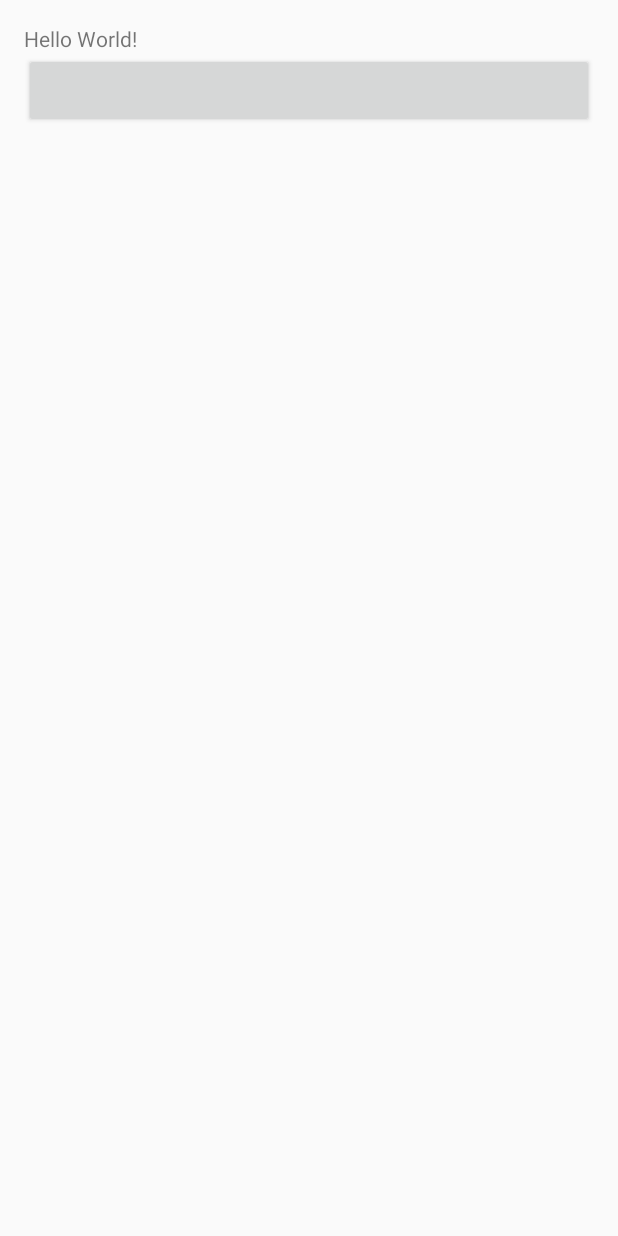
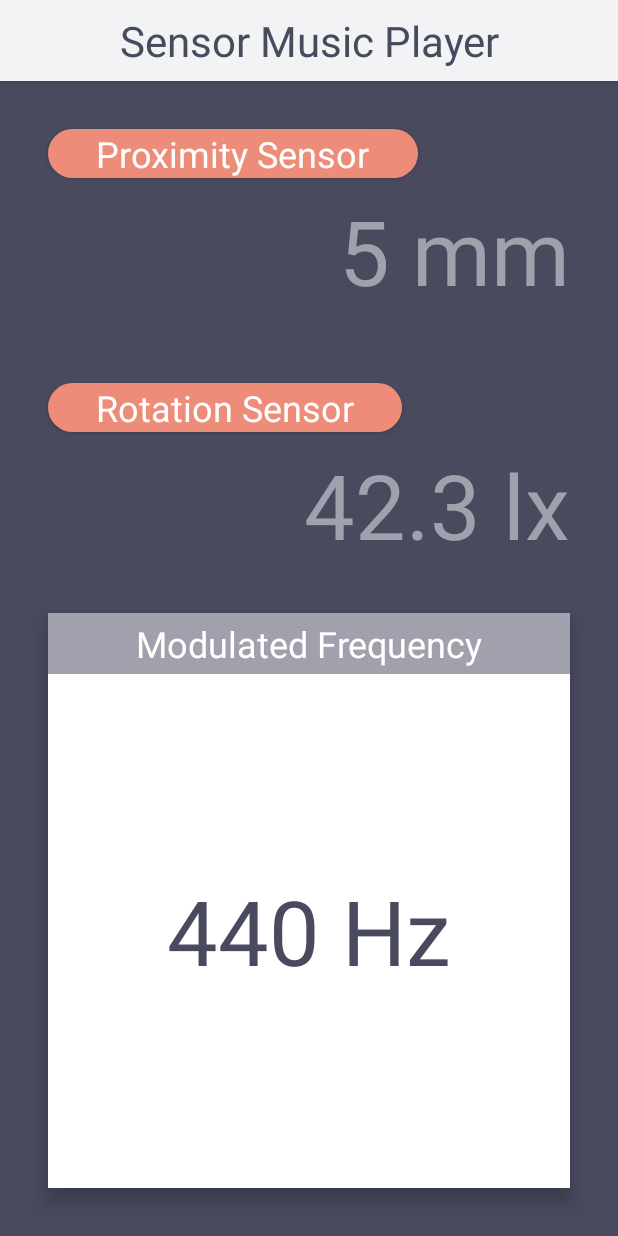
Before and after one commit to kyeong55/SensorMusicPlayer, an Android app: the screen it shows after launch (MainActivity), on a phone screen of 412 x 824 dp. Run offline under Robolectric (Android 15) with nearby library versions, the phone set to English and light mode, and no system bars; 4 statements that could not run were skipped.

Commit message:
Modified UI

```diff
--- a/app/src/main/java/com/example/taegyeong/sensormusicplayer/MainActivity.java
+++ b/app/src/main/java/com/example/taegyeong/sensormusicplayer/MainActivity.java
@@ -16,6 +16,9 @@ import android.os.Bundle;
 import android.util.Log;
 import android.view.View;
 import android.widget.Button;
+import android.widget.TextView;
+
+import org.w3c.dom.Text;
 
 public class MainActivity extends AppCompatActivity {
 
@@ -45,11 +48,36 @@ public class MainActivity extends AppCompatActivity {
         super.onCreate(savedInstanceState);
         setContentView(R.layout.activity_main);
 
-//        branBlack = Typeface.createFromAsset(getAssets(), "brandon_blk.otf");
-//        branBold = Typeface.createFromAsset(getAssets(), "brandon_bld.otf");
-//        branRegular = Typeface.createFromAsset(getAssets(), "brandon_med.otf");
-//        branLight = Typeface.createFromAsset(getAssets(), "brandon_reg.otf");
+        branBlack = Typeface.createFromAsset(getAssets(), "brandon_blk.otf");
+        branBold = Typeface.createFromAsset(getAssets(), "brandon_bld.otf");
+        branRegular = Typeface.createFromAsset(getAssets(), "brandon_med.otf");
+        branLight = Typeface.createFromAsset(getAssets(), "brandon_reg.otf");
 
+        TextView titleBar = (TextView) findViewById(R.id.title_bar);
+        TextView proximityLabel = (TextView) findViewById(R.id.proximity_subtitle);
+        TextView rotationLabel = (TextView) findViewById(R.id.roatation_subtitle);
+        TextView frequencyLabel = (TextView) findViewById(R.id.frequency_subtitle);
+        final TextView proximity = (TextView) findViewById(R.id.proximity);
+        final TextView rotation = (TextView) findViewById(R.id.rotation);
+        final TextView frequency = (TextView) findViewById(R.id.frequency);
+
+        assert titleBar != null;
+        assert proximityLabel != null;
+        assert rotationLabel != null;
+        assert frequencyLabel != null;
+        assert proximity != null;
+        assert rotation != null;
+        assert frequency != null;
+
+        titleBar.setTypeface(branBlack);
+        proximityLabel.setTypeface(branRegular);
+        rotationLabel.setTypeface(branRegular);
+        frequencyLabel.setTypeface(branRegular);
+        proximity.setTypeface(branBold);
+        rotation.setTypeface(branBold);
+        frequency.setTypeface(branBold);
+
+        /*
         Button b1 = (Button) findViewById(R.id.button1);
         assert b1!=null;
         b1.setOnClickListener(new View.OnClickListener() {
@@ -62,6 +90,7 @@ public class MainActivity extends AppCompatActivity {
                 running = !running;
             }
         });
+        */
 
         mSensorManager = (SensorManager) getSystemService(Context.SENSOR_SERVICE);
         proximityListener = new SensorEventListener() {
@@ -74,12 +103,14 @@ public class MainActivity extends AppCompatActivity {
 //                        audioTrack.play();
 //                    }
                     audioTrack.setVolume(10);
+                    proximity.setText("Far: " + proximityDistance + " cm");
                 } else {
 //                    if (running) {
 //                        running = false;
 //                        audioTrack.pause();
 //                    }
                     audioTrack.setVolume(0);
+                    proximity.setText("Near: " + proximityDistance + " cm");
                 }
             }
             @Override
@@ -89,7 +120,9 @@ public class MainActivity extends AppCompatActivity {
             @Override
             public void onSensorChanged(SensorEvent event) {
                 int freq = (int)(event.values[0]*260 + 440);
+                rotation.setText(printRotationDegree(event.values[0]) + "°");
                 if(freq != lastFreq){
+                    frequency.setText(freq + " Hz");
                     lastFreq = freq;
                     SoundGenTask task = new SoundGenTask();
                     task.execute(freq);
@@ -116,6 +149,12 @@ public class MainActivity extends AppCompatActivity {
             audioTrack.release();
         }
         super.onDestroy();
+    }
+
+    private float printRotationDegree(float degree){
+        int size = 10000;
+        int cutter = (int)(degree * size);
+        return ((float)cutter)/size;
     }
 
     private void registerSensor(int samplePeriod){
--- /dev/null
+++ b/app/src/main/res/drawable/subtitle_background.xml
@@ -0,0 +1,7 @@
+<?xml version="1.0" encoding="utf-8"?>
+<shape
+    xmlns:android="http://schemas.android.com/apk/res/android"
+    android:shape="rectangle">
+    <corners android:radius="50dp"/>
+    <solid android:color="@color/colorTheme4"/>
+</shape>
--- a/app/src/main/res/layout/activity_main.xml
+++ b/app/src/main/res/layout/activity_main.xml
@@ -3,20 +3,108 @@
     xmlns:tools="http://schemas.android.com/tools"
     android:layout_width="match_parent"
     android:layout_height="match_parent"
-    android:paddingBottom="@dimen/activity_vertical_margin"
-    android:paddingLeft="@dimen/activity_horizontal_margin"
-    android:paddingRight="@dimen/activity_horizontal_margin"
-    android:paddingTop="@dimen/activity_vertical_margin"
     tools:context="com.example.taegyeong.sensormusicplayer.MainActivity"
-    android:orientation="vertical">
+    android:orientation="vertical"
+    android:background="@color/colorTheme1">
 
     <TextView
+        android:id="@+id/title_bar"
+        android:layout_width="match_parent"
+        android:layout_height="wrap_content"
+        android:padding="8dp"
+        android:text="@string/app_name"
+        android:textColor="@color/colorTheme1"
+        android:textSize="28sp"
+        android:gravity="center_horizontal"
+        android:elevation="4dp"
+        android:background="@color/colorTheme3"/>
+    <TextView
+        android:id="@+id/proximity_subtitle"
         android:layout_width="wrap_content"
         android:layout_height="wrap_content"
-        android:text="Hello World!" />
+        android:paddingLeft="32dp"
+        android:paddingRight="32dp"
+        android:layout_marginTop="32dp"
+        android:layout_marginLeft="32dp"
+        android:layout_marginRight="32dp"
+        android:elevation="2dp"
+        android:background="@drawable/subtitle_background"
+        android:text="Proximity Sensor"
+        android:textSize="24sp"
+        android:textColor="@color/colorWhite"/>
+    <TextView
+        android:id="@+id/proximity"
+        android:layout_width="match_parent"
+        android:layout_height="wrap_content"
+        android:layout_marginTop="8dp"
+        android:layout_marginBottom="16dp"
+        android:layout_marginLeft="32dp"
+        android:layout_marginRight="32dp"
+        android:gravity="end"
+        android:text="5 mm"
+        android:textColor="@color/colorTheme2"
+        android:textSize="60sp"/>
 
+    <TextView
+        android:id="@+id/roatation_subtitle"
+        android:layout_width="wrap_content"
+        android:layout_height="wrap_content"
+        android:paddingLeft="32dp"
+        android:paddingRight="32dp"
+        android:layout_marginTop="32dp"
+        android:layout_marginLeft="32dp"
+        android:layout_marginRight="32dp"
+        android:elevation="2dp"
+        android:background="@drawable/subtitle_background"
+        android:text="Rotation Sensor"
+        android:textSize="24sp"
+        android:textColor="@color/colorWhite"/>
+    <TextView
+        android:id="@+id/rotation"
+        android:layout_width="match_parent"
+        android:layout_height="wrap_content"
+        android:layout_marginTop="8dp"
+        android:layout_marginBottom="0dp"
+        android:layout_marginLeft="32dp"
+        android:layout_marginRight="32dp"
+        android:gravity="end"
+        android:text="42.3 lx"
+        android:textColor="@color/colorTheme2"
+        android:textSize="60sp"/>
+
+    <LinearLayout
+        android:layout_width="match_parent"
+        android:layout_height="match_parent"
+        android:layout_marginTop="32dp"
+        android:layout_marginBottom="32dp"
+        android:layout_marginLeft="32dp"
+        android:layout_marginRight="32dp"
+        android:elevation="8dp"
+        android:background="@color/colorWhite"
+        android:orientation="vertical">
+        <TextView
+            android:id="@+id/frequency_subtitle"
+            android:layout_width="match_parent"
+            android:layout_height="wrap_content"
+            android:padding="4dp"
+            android:background="@color/colorTheme2"
+            android:gravity="center_horizontal"
+            android:text="Modulated Frequency"
+            android:textSize="24sp"
+            android:textColor="@color/colorWhite"/>
+        <TextView
+            android:id="@+id/frequency"
+            android:layout_width="match_parent"
+            android:layout_height="match_parent"
+            android:gravity="center"
+            android:text="440 Hz"
+            android:textSize="60sp"
+            android:textColor="@color/colorTheme1"/>
+    </LinearLayout>
+<!--
     <Button
         android:id="@+id/button1"
         android:layout_width="match_parent"
         android:layout_height="50dp" />
+        -->
 </LinearLayout>
--- a/app/src/main/res/values/colors.xml
+++ b/app/src/main/res/values/colors.xml
@@ -4,11 +4,11 @@
     <color name="colorPrimaryDark">#303F9F</color>
     <color name="colorAccent">#FF4081</color>
 
-    <color name="colorTheme1">#FEE78A</color>
-    <color name="colorTheme2">#FDC188</color>
-    <color name="colorTheme3">#FDA286</color>
-    <color name="colorTheme4">#FB607A</color>
-    <color name="colorTheme5">#FC297D</color>
+    <color name="colorTheme1">#494A5E</color>
+    <color name="colorTheme2">#A0A1AD</color>
+    <color name="colorTheme3">#F1F3F4</color>
+    <color name="colorTheme4">#EC8C79</color>
+    <color name="colorTheme5">#6D7082</color>
 
     <color name="colorText">#797979</color>
     <color name="colorBlack">#000000</color>
--- a/app/src/main/res/values/styles.xml
+++ b/app/src/main/res/values/styles.xml
@@ -3,14 +3,14 @@
     <!-- Base application theme. -->
     <style name="AppTheme" parent="Theme.AppCompat.Light.DarkActionBar">
         <!-- Customize your theme here. -->
-        <item name="colorPrimary">@color/colorTheme3</item>
-        <item name="colorPrimaryDark">@color/colorTheme4</item>
+        <item name="colorPrimary">@color/colorTheme1</item>
+        <item name="colorPrimaryDark">@color/colorTheme5</item>
         <item name="colorAccent">@color/colorTheme4</item>
     </style>
 
     <style name="AppTheme.Player">
         <item name="windowActionBar">false</item>
         <item name="windowNoTitle">true</item>
-        <item name="colorPrimaryDark">@color/colorTheme4</item>
+        <item name="colorPrimaryDark">@color/colorTheme5</item>
     </style>
 </resources>
```
